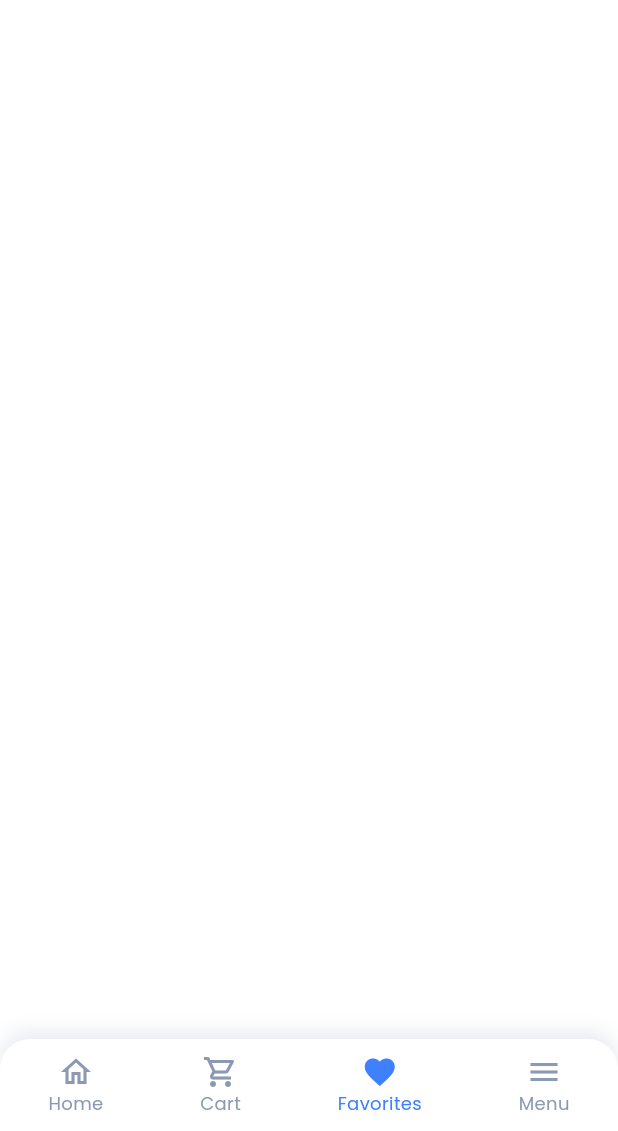
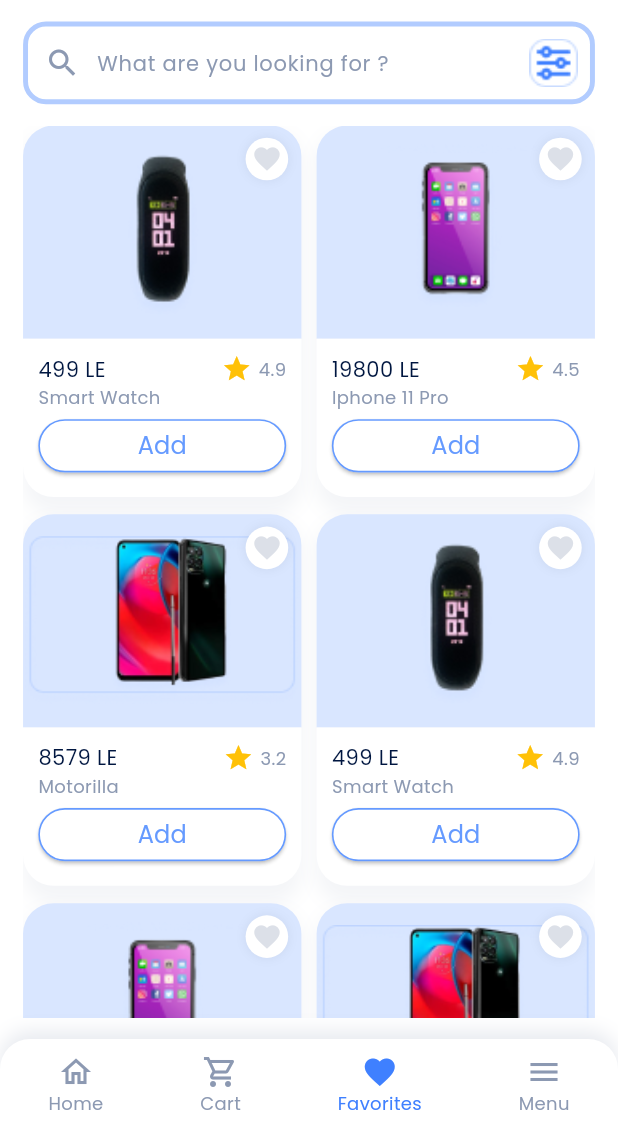
Before and after one commit to khaledmohd202/marketi, a Flutter app: the screen it shows after launch, item 3 of the bottom bar chosen, on a phone screen of 412 x 824 dp, the part 105-1236 px from its top. Run offline on Flutter 3.47's test engine with Material 3 defaults, Android fonts, the phone set to English and light mode, and no system bars; our stand-ins replace dartz, dio, flutter_bloc, flutter_screenutil, get_it, jwt_decoder and 3 more.

Commit message:
Favorites View Done "UI"

```diff
--- a/lib/core/common/widgets/favorites_icon.dart
+++ b/lib/core/common/widgets/favorites_icon.dart
@@ -14,10 +14,7 @@ class FavoritesIcon extends StatelessWidget {
 
   @override
   Widget build(BuildContext context) {
-    return Positioned(
-      top: 8.h,
-      right: 8.w,
-      child: GestureDetector(
+    return GestureDetector(
         onTap: onTap,
         child: Container(
           padding: EdgeInsets.all(4.r),
@@ -35,7 +32,6 @@ class FavoritesIcon extends StatelessWidget {
           ),
           child: iconWidget,
         ),
-      ),
-    );
+      );
   }
 }
--- a/lib/core/common/widgets/product_card.dart
+++ b/lib/core/common/widgets/product_card.dart
@@ -12,7 +12,7 @@ class ProductCard extends StatefulWidget {
     required this.onTap,
     required this.image,
     required this.selectedIcon,
-    required this.color,
+    // required this.color,
     this.discount,
     super.key,
     this.bottomAddWidget,
@@ -21,7 +21,7 @@ class ProductCard extends StatefulWidget {
   final String? discount;
   final VoidCallback onTap;
   final IconData? selectedIcon;
-  final Color? color;
+  // final Color? color;
   final String name;
   final String price;
   final double rating;
@@ -105,7 +105,10 @@ class _ProductCardState extends State<ProductCard> {
                       ),
                     ),
                   // Favorite Icon
-                  FavoritesIcon(
+                  Positioned(
+                    top: 8.h,
+                    right: 8.w,
+                    child: FavoritesIcon(
                       onTap: () {
                         setState(() {
                           _isFavorite = !_isFavorite;
@@ -117,6 +120,7 @@ class _ProductCardState extends State<ProductCard> {
                         color: _isFavorite
                             ? MarketiColors.lightBlue900Color
                             : MarketiColors.greyColor.withValues(alpha: 0.3),
+                      ),
                     ),
                   ),
                 ],
--- a/lib/features/cart/presentation/view/cart_view.dart
+++ b/lib/features/cart/presentation/view/cart_view.dart
@@ -21,7 +21,7 @@ class _CartViewState extends State<CartView> {
         child: Column(
           children: [
             // Header
-            const CartAndFavoriteHeader(
+            const CommonHeader(
               title: 'My Cart',
             ),
             SizedBox(height: 10.h),
--- a/lib/features/cart/presentation/widgets/cart_header.dart
+++ b/lib/features/cart/presentation/widgets/cart_header.dart
@@ -4,8 +4,8 @@ import 'package:marketi/core/common/widgets/text_app.dart';
 import 'package:marketi/core/themes/colors/marketi_colors.dart';
 import 'package:marketi/core/themes/styles/marketi_text_styles.dart';
 
-class CartAndFavoriteHeader extends StatelessWidget {
-  const CartAndFavoriteHeader({required this.title, super.key});
+class CommonHeader extends StatelessWidget {
+  const CommonHeader({required this.title, super.key});
   final String title;
 
   @override
--- a/lib/features/favorites/presentation/view/favorites_view.dart
+++ b/lib/features/favorites/presentation/view/favorites_view.dart
@@ -1,20 +1,84 @@
 import 'package:flutter/material.dart';
 import 'package:flutter_screenutil/flutter_screenutil.dart';
+import 'package:marketi/core/common/widgets/product_card.dart';
+import 'package:marketi/core/common/widgets/text_app.dart';
+import 'package:marketi/core/const/images/marketi_images.dart';
+import 'package:marketi/core/themes/colors/marketi_colors.dart';
+import 'package:marketi/core/themes/styles/marketi_text_styles.dart';
 import 'package:marketi/features/cart/presentation/widgets/cart_header.dart';
+import 'package:marketi/features/home/presentation/widgets/home_search_bar.dart';
 
-class FavoritesView extends StatelessWidget {
+class FavoritesView extends StatefulWidget {
   const FavoritesView({super.key});
+
+  @override
+  State<FavoritesView> createState() => _FavoritesViewState();
+}
+
+class _FavoritesViewState extends State<FavoritesView> {
+  final TextEditingController _controller = TextEditingController();
+
+  @override
+  void dispose() {
+    _controller.dispose();
+    super.dispose();
+  }
 
   @override
   Widget build(BuildContext context) {
     return SafeArea(
       child: Padding(
         padding: EdgeInsets.symmetric(horizontal: 14.w, vertical: 14.h),
-        child: const CustomScrollView(
-          slivers: [
-            SliverToBoxAdapter(
-              child: CartAndFavoriteHeader(
-                title: 'My Favorites',
+        child: Column(
+          children: [
+            const CommonHeader(
+              title: 'My Favorites',
+            ),
+            HomeSearchBar(controller: _controller),
+            Expanded(
+              child: GridView.builder(
+                shrinkWrap: true,
+                // padding: EdgeInsets.symmetric(horizontal: 15.w),
+                itemCount: _productImages.length,
+                gridDelegate: SliverGridDelegateWithFixedCrossAxisCount(
+                  crossAxisCount: 2,
+                  mainAxisSpacing: 5.w,
+                  crossAxisSpacing: 10.h,
+                  // childAspectRatio: 0.7,
+                  mainAxisExtent: 250.h,
+                ),
+                itemBuilder: (context, index) {
+                  return ProductCard(
+                    name: _productNames[index],
+                    price: _productPrices[index],
+                    rating: _productRates[index],
+                    onTap: () {},
+                    image: _productImages[index],
+                    selectedIcon: Icons.favorite,
+                    bottomAddWidget: Center(
+                      child: ElevatedButton(
+                        onPressed: () {},
+                        style: ElevatedButton.styleFrom(
+                          minimumSize: Size(double.infinity, 35.h),
+                          backgroundColor: Colors.white,
+                          foregroundColor: MarketiColors.lightBlue700Color,
+                          shape: RoundedRectangleBorder(
+                            borderRadius: BorderRadius.circular(20.r),
+
+                            side: BorderSide(
+                              color: MarketiColors.lightBlue700Color,
+                              width: 1.w,
+                            ),
+                          ),
+                        ),
+                        child: const TextApp(
+                          text: 'Add',
+                          theme: MarketiTextStyles.textStyle16,
+                        ),
+                      ),
+                    ),
+                  );
+                },
               ),
             ),
           ],
@@ -23,3 +87,62 @@ class FavoritesView extends StatelessWidget {
     );
   }
 }
+
+final List<String> _productImages = [
+  MarketiImages.smartWatch,
+  MarketiImages.iphone11Pro,
+  MarketiImages.motorilla,
+  MarketiImages.smartWatch,
+  MarketiImages.iphone11Pro,
+  MarketiImages.motorilla,
+  MarketiImages.smartWatch,
+  MarketiImages.iphone11Pro,
+  MarketiImages.motorilla,
+];
+
+final List<String> _productPrices = [
+  '499',
+  '19800',
+  '8579',
+  '499',
+  '19800',
+  '8579',
+  '499',
+  '19800',
+  '8579',
+];
+final List<String> _productNames = [
+  'Smart Watch',
+  'Iphone 11 Pro',
+  'Motorilla',
+  'Smart Watch',
+  'Iphone 11 Pro',
+  'Motorilla',
+  'Smart Watch',
+  'Iphone 11 Pro',
+  'Motorilla',
+];
+
+final List<double> _productRates = [
+  4.9,
+  4.5,
+  3.2,
+  4.9,
+  4.5,
+  3.2,
+  4.9,
+  4.5,
+  3.2,
+];
+
+final List<String> _productDiscounts = [
+  '40%',
+  '0.5%',
+  '60%',
+  '40%',
+  '0.5%',
+  '60%',
+  '40%',
+  '0.5%',
+  '60%',
+];
--- a/lib/features/home/presentation/widgets/home_best_product.dart
+++ b/lib/features/home/presentation/widgets/home_best_product.dart
@@ -22,7 +22,7 @@ class HomeBestProduct extends StatelessWidget {
               discount: _productDiscounts[index],
               image: _productImages[index],
               onTap: () {},
-              color: Colors.blue,
+              // color: Colors.blue,
               name: _productNames[index],
               price: _productPrices[index],
               rating: _productRates[index],
--- a/lib/features/home/presentation/widgets/home_buy_again.dart
+++ b/lib/features/home/presentation/widgets/home_buy_again.dart
@@ -22,7 +22,7 @@ class HomeBuyAgain extends StatelessWidget {
               // discount: _productDiscounts[index],
               image: _productImages[index],
               onTap: () {},
-              color: Colors.blue,
+              // color: Colors.blue,
               name: _productNames[index],
               price: _productPrices[index],
               rating: _productRates[index],
--- a/lib/features/home/presentation/widgets/home_popular_product.dart
+++ b/lib/features/home/presentation/widgets/home_popular_product.dart
@@ -19,7 +19,7 @@ class HomePopularProduct extends StatelessWidget {
               discount: _productDiscounts[index],
               image: _productImages[index],
               onTap: () {},
-              color: Colors.blue,
+              // color: Colors.blue,
               name: _productNames[index],
               price: _productPrices[index],
               rating: _productRates[index],
--- a/lib/features/home/presentation/widgets/home_search_bar.dart
+++ b/lib/features/home/presentation/widgets/home_search_bar.dart
@@ -33,7 +33,7 @@ class HomeSearchBar extends StatelessWidget {
                 textAlignVertical: TextAlignVertical.center,
                 decoration: InputDecoration(
                   hintText: 'What are you looking for ?',
-                  hintStyle: MarketiTextStyles.textStyle12.copyWith(
+                  hintStyle: MarketiTextStyles.textStyle14.copyWith(
                     color: MarketiColors.greyColor,
                   ),
                   border: InputBorder.none,
```
Lines whose indentation alone changed are shown as unchanged.
